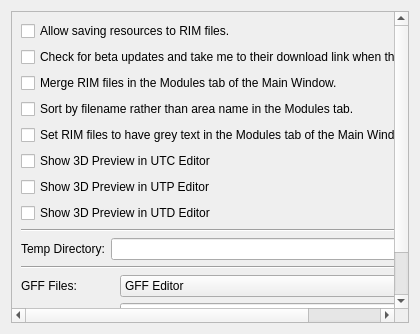
NickHugi/PyKotor, file Tools/HolocronToolset/src/ui/widgets/settings/misc.ui: the form before one commit.
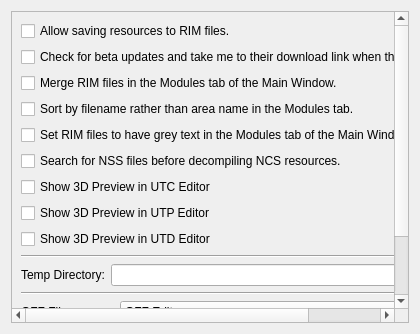
The form after the commit.

Commit message: Add a setting to look for NSS files before decompiling NCS

Patch:
```diff
--- a/Tools/HolocronToolset/src/ui/widgets/settings/misc.ui
+++ b/Tools/HolocronToolset/src/ui/widgets/settings/misc.ui
@@ -64,6 +64,13 @@
          </property>
         </widget>
        </item>
+       <item>
+        <widget class="QCheckBox" name="loadNSSBeforeDecompileCheck">
+         <property name="text">
+          <string>Search for NSS files before decompiling NCS resources.</string>
+         </property>
+        </widget>
+       </item>
        <item>
         <widget class="QCheckBox" name="showPreviewUTCCheck">
          <property name="text">
```
The commit also changes 4 other files.
